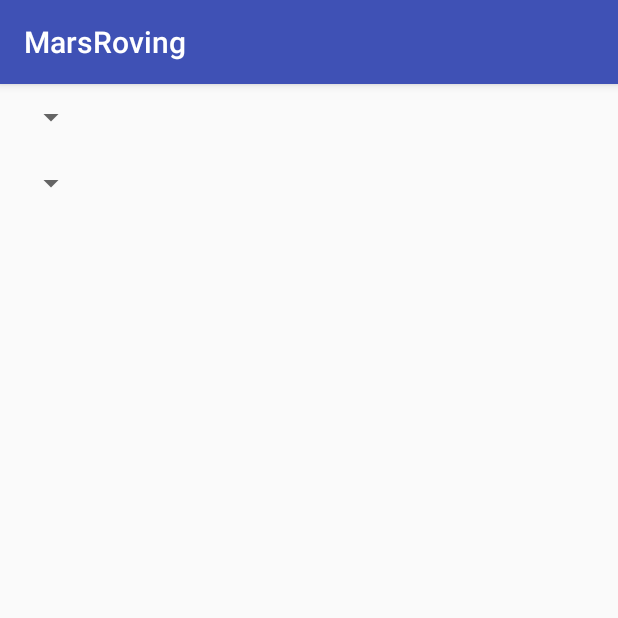
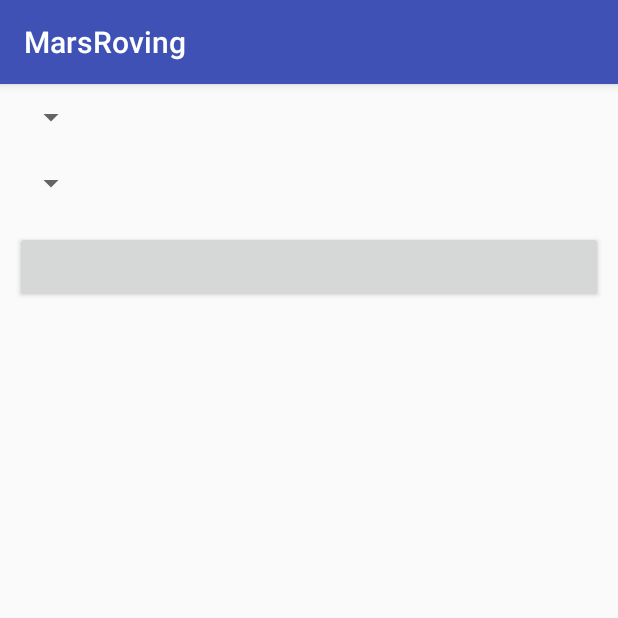
Before and after one commit to skomer/mars-roving, an Android app: the screen it shows after launch (OptionsActivity), on a phone screen of 412 x 824 dp, the top half of it. Run offline under Robolectric (Android 15) with nearby library versions, the phone set to English and light mode, and no system bars.

Commit message:
Adding getPhotos button and listener

```diff
--- a/app/src/main/java/com/josephineelder/marsroving/OptionsActivity.java
+++ b/app/src/main/java/com/josephineelder/marsroving/OptionsActivity.java
@@ -6,15 +6,17 @@ import android.os.Bundle;
 import android.view.View;
 import android.widget.AdapterView;
 import android.widget.ArrayAdapter;
+import android.widget.Button;
 import android.widget.Spinner;
 import android.widget.Toast;
 
 import java.util.List;
 
-public class OptionsActivity extends AppCompatActivity implements OptionsActivityView, AdapterView.OnItemSelectedListener {
+public class OptionsActivity extends AppCompatActivity implements OptionsActivityView, AdapterView.OnItemSelectedListener, Button.OnClickListener {
 
     Spinner roversSpinner;
     Spinner camerasSpinner;
+    Button getPhotosButton;
     OptionsActivityPresenter presenter;
     Context context;
 
@@ -28,6 +30,8 @@ public class OptionsActivity extends AppCompatActivity implements OptionsActivit
         roversSpinner.setOnItemSelectedListener(this);
         camerasSpinner = (Spinner) findViewById(R.id.cameras_spinner);
         camerasSpinner.setOnItemSelectedListener(this);
+        getPhotosButton = (Button) findViewById(R.id.get_photos_button);
+        getPhotosButton.setOnClickListener(this);
 
         presenter = new OptionsActivityPresenter(this, new JsonParser(), new HttpConnector());
     }
@@ -60,16 +64,16 @@ public class OptionsActivity extends AppCompatActivity implements OptionsActivit
         });
     }
 
-    public void onItemSelected(AdapterView<?> parent, View view, int pos, long id) {
-        switch (parent.getId()) {
-            case R.id.rovers_spinner:
-                presenter.roverSelected(pos);
-                break;
-            case R.id.cameras_spinner:
-//                presenter.cameraSelected(pos);
-        }
+    @Override
+    public void onClick(View view) {
+        String roverName = roversSpinner.getSelectedItem().toString();
+        String cameraName = camerasSpinner.getTransitionName();
 
+//        presenter.getPhotosButtonTapped(roverName, cameraName);
     }
+
+
+    public void onItemSelected(AdapterView<?> parent, View view, int pos, long id) {}
 
     public void onNothingSelected(AdapterView<?> parent) {}
 
--- a/app/src/main/java/com/josephineelder/marsroving/Rover.java
+++ b/app/src/main/java/com/josephineelder/marsroving/Rover.java
@@ -21,7 +21,6 @@ public class Rover {
 
         if (name != null ? !name.equals(rover.name) : rover.name != null) return false;
         return cameras != null ? cameras.equals(rover.cameras) : rover.cameras == null;
-
     }
 
     @Override
--- a/app/src/main/res/layout/activity_main.xml
+++ b/app/src/main/res/layout/activity_main.xml
@@ -19,4 +19,10 @@
         android:layout_margin="10dp"
         android:id="@+id/cameras_spinner" />
 
+    <Button
+        android:layout_width="match_parent"
+        android:layout_height="wrap_content"
+        android:layout_margin="10dp"
+        android:id="@+id/get_photos_button" />
+
 </android.support.v7.widget.LinearLayoutCompat>
```
